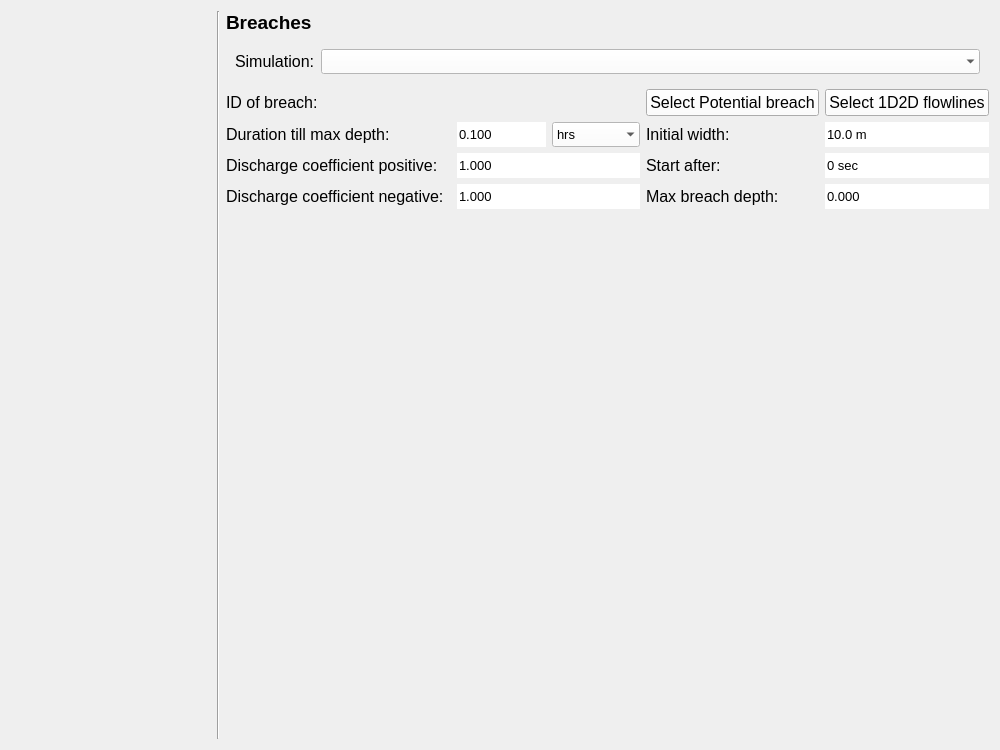
This is threedi_models_and_simulations/ui/simulation_wizard/page_breaches.ui in nens/threedi-api-qgis-client as Qt 5 draws it before an edit. The edited form follows.
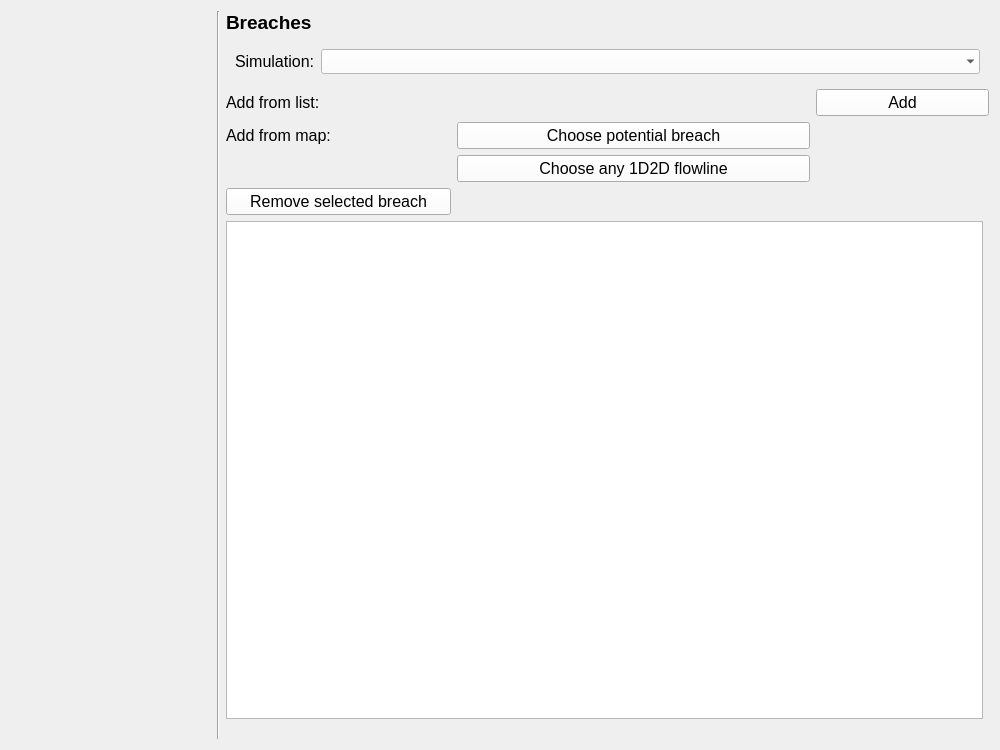
This is the edited form.

Commit message: Work on UX improvements for selecting breaches.

The edit to the form file:
```diff
--- a/threedi_models_and_simulations/ui/simulation_wizard/page_breaches.ui
+++ b/threedi_models_and_simulations/ui/simulation_wizard/page_breaches.ui
@@ -89,6 +89,154 @@
      <layout class="QVBoxLayout" name="verticalLayout"/>
     </widget>
    </item>
+   <item row="2" column="2" colspan="2">
+    <layout class="QGridLayout" name="gridLayout_3">
+     <property name="bottomMargin">
+      <number>0</number>
+     </property>
+     <item row="0" column="1" colspan="2">
+      <layout class="QHBoxLayout" name="breach_lout"/>
+     </item>
+     <item row="0" column="3">
+      <widget class="QPushButton" name="pb_add_breach">
+       <property name="font">
+        <font>
+         <family>Segoe UI</family>
+         <pointsize>12</pointsize>
+        </font>
+       </property>
+       <property name="text">
+        <string>Add</string>
+       </property>
+      </widget>
+     </item>
+     <item row="3" column="0">
+      <widget class="QPushButton" name="pb_remove_breach">
+       <property name="font">
+        <font>
+         <family>Segoe UI</family>
+         <pointsize>12</pointsize>
+        </font>
+       </property>
+       <property name="text">
+        <string>Remove selected breach</string>
+       </property>
+      </widget>
+     </item>
+     <item row="0" column="0">
+      <widget class="QLabel" name="label">
+       <property name="sizePolicy">
+        <sizepolicy hsizetype="Preferred" vsizetype="Preferred">
+         <horstretch>0</horstretch>
+         <verstretch>0</verstretch>
+        </sizepolicy>
+       </property>
+       <property name="minimumSize">
+        <size>
+         <width>225</width>
+         <height>25</height>
+        </size>
+       </property>
+       <property name="maximumSize">
+        <size>
+         <width>16777215</width>
+         <height>16777215</height>
+        </size>
+       </property>
+       <property name="font">
+        <font>
+         <family>Segoe UI</family>
+         <pointsize>12</pointsize>
+        </font>
+       </property>
+       <property name="text">
+        <string>Add from list:</string>
+       </property>
+      </widget>
+     </item>
+     <item row="1" column="1" colspan="2">
+      <widget class="QPushButton" name="pb_select_potential_breach">
+       <property name="font">
+        <font>
+         <family>Segoe UI</family>
+         <pointsize>12</pointsize>
+        </font>
+       </property>
+       <property name="text">
+        <string>Choose potential breach</string>
+       </property>
+      </widget>
+     </item>
+     <item row="2" column="1" colspan="2">
+      <widget class="QPushButton" name="pb_select_flowline">
+       <property name="font">
+        <font>
+         <family>Segoe UI</family>
+         <pointsize>12</pointsize>
+        </font>
+       </property>
+       <property name="text">
+        <string>Choose any 1D2D flowline</string>
+       </property>
+      </widget>
+     </item>
+     <item row="1" column="0">
+      <widget class="QLabel" name="label_2">
+       <property name="font">
+        <font>
+         <family>Segoe UI</family>
+         <pointsize>12</pointsize>
+        </font>
+       </property>
+       <property name="text">
+        <string>Add from map:</string>
+       </property>
+      </widget>
+     </item>
+    </layout>
+   </item>
+   <item row="4" column="2" colspan="2">
+    <spacer name="horizontalSpacer_4">
+     <property name="orientation">
+      <enum>Qt::Horizontal</enum>
+     </property>
+     <property name="sizeHint" stdset="0">
+      <size>
+       <width>40</width>
+       <height>20</height>
+      </size>
+     </property>
+    </spacer>
+   </item>
+   <item row="0" column="2">
+    <widget class="QLabel" name="label_9">
+     <property name="font">
+      <font>
+       <family>Segoe UI</family>
+       <pointsize>14</pointsize>
+       <weight>75</weight>
+       <bold>true</bold>
+       <underline>false</underline>
+      </font>
+     </property>
+     <property name="text">
+      <string>Breaches</string>
+     </property>
+    </widget>
+   </item>
+   <item row="0" column="1" rowspan="5">
+    <widget class="Line" name="line">
+     <property name="sizePolicy">
+      <sizepolicy hsizetype="Fixed" vsizetype="Expanding">
+       <horstretch>0</horstretch>
+       <verstretch>0</verstretch>
+      </sizepolicy>
+     </property>
+     <property name="orientation">
+      <enum>Qt::Vertical</enum>
+     </property>
+    </widget>
+   </item>
    <item row="1" column="2" colspan="2">
     <widget class="QWidget" name="simulation_widget" native="true">
      <property name="sizePolicy">
@@ -172,621 +320,8 @@
      </layout>
     </widget>
    </item>
-   <item row="3" column="2" colspan="2">
-    <spacer name="verticalSpacer">
-     <property name="orientation">
-      <enum>Qt::Vertical</enum>
-     </property>
-     <property name="sizeHint" stdset="0">
-      <size>
-       <width>20</width>
-       <height>40</height>
-      </size>
-     </property>
-    </spacer>
-   </item>
-   <item row="0" column="1" rowspan="5">
-    <widget class="Line" name="line">
-     <property name="sizePolicy">
-      <sizepolicy hsizetype="Fixed" vsizetype="Expanding">
-       <horstretch>0</horstretch>
-       <verstretch>0</verstretch>
-      </sizepolicy>
-     </property>
-     <property name="orientation">
-      <enum>Qt::Vertical</enum>
-     </property>
-    </widget>
-   </item>
-   <item row="0" column="2">
-    <widget class="QLabel" name="label_9">
-     <property name="font">
-      <font>
-       <family>Segoe UI</family>
-       <pointsize>14</pointsize>
-       <weight>75</weight>
-       <bold>true</bold>
-       <underline>false</underline>
-      </font>
-     </property>
-     <property name="text">
-      <string>Breaches</string>
-     </property>
-    </widget>
-   </item>
-   <item row="2" column="2" colspan="2">
-    <layout class="QGridLayout" name="gridLayout_3">
-     <property name="bottomMargin">
-      <number>0</number>
-     </property>
-     <item row="0" column="0">
-      <widget class="QLabel" name="label">
-       <property name="sizePolicy">
-        <sizepolicy hsizetype="Preferred" vsizetype="Preferred">
-         <horstretch>0</horstretch>
-         <verstretch>0</verstretch>
-        </sizepolicy>
-       </property>
-       <property name="minimumSize">
-        <size>
-         <width>225</width>
-         <height>25</height>
-        </size>
-       </property>
-       <property name="maximumSize">
-        <size>
-         <width>16777215</width>
-         <height>16777215</height>
-        </size>
-       </property>
-       <property name="font">
-        <font>
-         <family>Segoe UI</family>
-         <pointsize>12</pointsize>
-        </font>
-       </property>
-       <property name="text">
-        <string>ID of breach:</string>
-       </property>
-      </widget>
-     </item>
-     <item row="0" column="4">
-      <widget class="QPushButton" name="pb_select_flowline">
-       <property name="font">
-        <font>
-         <family>Segoe UI</family>
-         <pointsize>12</pointsize>
-        </font>
-       </property>
-       <property name="text">
-        <string>Select 1D2D flowlines</string>
-       </property>
-      </widget>
-     </item>
-     <item row="2" column="3">
-      <widget class="QLabel" name="label_3">
-       <property name="sizePolicy">
-        <sizepolicy hsizetype="Preferred" vsizetype="Preferred">
-         <horstretch>150</horstretch>
-         <verstretch>25</verstretch>
-        </sizepolicy>
-       </property>
-       <property name="minimumSize">
-        <size>
-         <width>0</width>
-         <height>25</height>
-        </size>
-       </property>
-       <property name="maximumSize">
-        <size>
-         <width>16777215</width>
-         <height>16777215</height>
-        </size>
-       </property>
-       <property name="font">
-        <font>
-         <family>Segoe UI</family>
-         <pointsize>12</pointsize>
-        </font>
-       </property>
-       <property name="text">
-        <string>Start after:</string>
-       </property>
-      </widget>
-     </item>
-     <item row="1" column="3">
-      <widget class="QLabel" name="label_4">
-       <property name="sizePolicy">
-        <sizepolicy hsizetype="Preferred" vsizetype="Preferred">
-         <horstretch>150</horstretch>
-         <verstretch>25</verstretch>
-        </sizepolicy>
-       </property>
-       <property name="minimumSize">
-        <size>
-         <width>0</width>
-         <height>25</height>
-        </size>
-       </property>
-       <property name="maximumSize">
-        <size>
-         <width>16777215</width>
-         <height>16777215</height>
-        </size>
-       </property>
-       <property name="font">
-        <font>
-         <family>Segoe UI</family>
-         <pointsize>12</pointsize>
-        </font>
-       </property>
-       <property name="text">
-        <string>Initial width:</string>
-       </property>
-      </widget>
-     </item>
-     <item row="0" column="1" colspan="2">
-      <layout class="QHBoxLayout" name="breach_lout"/>
-     </item>
-     <item row="3" column="1" colspan="2">
-      <widget class="QDoubleSpinBox" name="sb_discharge_coefficient_negative">
-       <property name="sizePolicy">
-        <sizepolicy hsizetype="Minimum" vsizetype="Fixed">
-         <horstretch>150</horstretch>
-         <verstretch>0</verstretch>
-        </sizepolicy>
-       </property>
-       <property name="minimumSize">
-        <size>
-         <width>0</width>
-         <height>25</height>
-        </size>
-       </property>
-       <property name="maximumSize">
-        <size>
-         <width>16777215</width>
-         <height>16777215</height>
-        </size>
-       </property>
-       <property name="styleSheet">
-        <string notr="true">QDoubleSpinBox {background-color: white;}</string>
-       </property>
-       <property name="frame">
-        <bool>false</bool>
-       </property>
-       <property name="buttonSymbols">
-        <enum>QAbstractSpinBox::NoButtons</enum>
-       </property>
-       <property name="decimals">
-        <number>3</number>
-       </property>
-       <property name="maximum">
-        <double>100000000000000000.000000000000000</double>
-       </property>
-       <property name="value">
-        <double>1.000000000000000</double>
-       </property>
-      </widget>
-     </item>
-     <item row="2" column="4">
-      <widget class="QSpinBox" name="sp_start_after">
-       <property name="sizePolicy">
-        <sizepolicy hsizetype="Minimum" vsizetype="Fixed">
-         <horstretch>150</horstretch>
-         <verstretch>0</verstretch>
-        </sizepolicy>
-       </property>
-       <property name="minimumSize">
-        <size>
-         <width>0</width>
-         <height>25</height>
-        </size>
-       </property>
-       <property name="maximumSize">
-        <size>
-         <width>16777215</width>
-         <height>16777215</height>
-        </size>
-       </property>
-       <property name="font">
-        <font>
-         <family>Segoe UI</family>
-         <pointsize>10</pointsize>
-        </font>
-       </property>
-       <property name="styleSheet">
-        <string notr="true">QSpinBox {background-color: white;}</string>
-       </property>
-       <property name="frame">
-        <bool>false</bool>
-       </property>
-       <property name="alignment">
-        <set>Qt::AlignLeading|Qt::AlignLeft|Qt::AlignVCenter</set>
-       </property>
-       <property name="buttonSymbols">
-        <enum>QAbstractSpinBox::NoButtons</enum>
-       </property>
-       <property name="suffix">
-        <string> sec</string>
-       </property>
-       <property name="maximum">
-        <number>999999999</number>
-       </property>
-      </widget>
-     </item>
-     <item row="3" column="0">
-      <widget class="QLabel" name="label_7">
-       <property name="sizePolicy">
-        <sizepolicy hsizetype="Preferred" vsizetype="Preferred">
-         <horstretch>225</horstretch>
-         <verstretch>25</verstretch>
-        </sizepolicy>
-       </property>
-       <property name="minimumSize">
-        <size>
-         <width>0</width>
-         <height>25</height>
-        </size>
-       </property>
-       <property name="font">
-        <font>
-         <family>Segoe UI</family>
-         <pointsize>12</pointsize>
-        </font>
-       </property>
-       <property name="text">
-        <string>Discharge coefficient negative:</string>
-       </property>
-      </widget>
-     </item>
-     <item row="1" column="4">
-      <widget class="QDoubleSpinBox" name="sb_width">
-       <property name="sizePolicy">
-        <sizepolicy hsizetype="Minimum" vsizetype="Fixed">
-         <horstretch>150</horstretch>
-         <verstretch>0</verstretch>
-        </sizepolicy>
-       </property>
-       <property name="minimumSize">
-        <size>
-         <width>0</width>
-         <height>25</height>
-        </size>
-       </property>
-       <property name="maximumSize">
-        <size>
-         <width>16777215</width>
-         <height>16777215</height>
-        </size>
-       </property>
-       <property name="font">
-        <font>
-         <family>Segoe UI</family>
-         <pointsize>10</pointsize>
-        </font>
-       </property>
-       <property name="styleSheet">
-        <string notr="true">QDoubleSpinBox {background-color: white;}</string>
-       </property>
-       <property name="frame">
-        <bool>false</bool>
-       </property>
-       <property name="buttonSymbols">
-        <enum>QAbstractSpinBox::NoButtons</enum>
-       </property>
-       <property name="suffix">
-        <string> m</string>
-       </property>
-       <property name="decimals">
-        <number>1</number>
-       </property>
-       <property name="maximum">
-        <double>100000000000000000620008645040778319495168.000000000000000</double>
-       </property>
-       <property name="value">
-        <double>10.000000000000000</double>
-       </property>
-      </widget>
-     </item>
-     <item row="2" column="1" colspan="2">
-      <widget class="QDoubleSpinBox" name="sb_discharge_coefficient_positive">
-       <property name="sizePolicy">
-        <sizepolicy hsizetype="Minimum" vsizetype="Fixed">
-         <horstretch>150</horstretch>
-         <verstretch>0</verstretch>
-        </sizepolicy>
-       </property>
-       <property name="minimumSize">
-        <size>
-         <width>0</width>
-         <height>25</height>
-        </size>
-       </property>
-       <property name="maximumSize">
-        <size>
-         <width>16777215</width>
-         <height>16777215</height>
-        </size>
-       </property>
-       <property name="styleSheet">
-        <string notr="true">QDoubleSpinBox {background-color: white;}</string>
-       </property>
-       <property name="frame">
-        <bool>false</bool>
-       </property>
-       <property name="buttonSymbols">
-        <enum>QAbstractSpinBox::NoButtons</enum>
-       </property>
-       <property name="decimals">
-        <number>3</number>
-       </property>
-       <property name="maximum">
-        <double>100000000000000000.000000000000000</double>
-       </property>
-       <property name="value">
-        <double>1.000000000000000</double>
-       </property>
-      </widget>
-     </item>
-     <item row="3" column="4">
-      <widget class="QDoubleSpinBox" name="sb_max_breach_depth">
-       <property name="sizePolicy">
-        <sizepolicy hsizetype="Minimum" vsizetype="Fixed">
-         <horstretch>150</horstretch>
-         <verstretch>0</verstretch>
-        </sizepolicy>
-       </property>
-       <property name="minimumSize">
-        <size>
-         <width>0</width>
-         <height>25</height>
-        </size>
-       </property>
-       <property name="maximumSize">
-        <size>
-         <width>16777215</width>
-         <height>16777215</height>
-        </size>
-       </property>
-       <property name="font">
-        <font>
-         <family>Segoe UI</family>
-         <pointsize>10</pointsize>
-        </font>
-       </property>
-       <property name="styleSheet">
-        <string notr="true">QDoubleSpinBox {background-color: white;}</string>
-       </property>
-       <property name="frame">
-        <bool>false</bool>
-       </property>
-       <property name="buttonSymbols">
-        <enum>QAbstractSpinBox::NoButtons</enum>
-       </property>
-       <property name="decimals">
-        <number>3</number>
-       </property>
-       <property name="maximum">
-        <double>100000000000000000.000000000000000</double>
-       </property>
-      </widget>
-     </item>
-     <item row="1" column="1">
-      <widget class="QDoubleSpinBox" name="sb_duration">
-       <property name="sizePolicy">
-        <sizepolicy hsizetype="Expanding" vsizetype="Preferred">
-         <horstretch>95</horstretch>
-         <verstretch>0</verstretch>
-        </sizepolicy>
-       </property>
-       <property name="minimumSize">
-        <size>
-         <width>0</width>
-         <height>25</height>
-        </size>
-       </property>
-       <property name="maximumSize">
-        <size>
-         <width>16777215</width>
-         <height>16777215</height>
-        </size>
-       </property>
-       <property name="font">
-        <font>
-         <family>Segoe UI</family>
-         <pointsize>10</pointsize>
-        </font>
-       </property>
-       <property name="styleSheet">
-        <string notr="true">QDoubleSpinBox {background-color: white;}</string>
-       </property>
-       <property name="frame">
-        <bool>false</bool>
-       </property>
-       <property name="buttonSymbols">
-        <enum>QAbstractSpinBox::NoButtons</enum>
-       </property>
-       <property name="decimals">
-        <number>3</number>
-       </property>
-       <property name="maximum">
-        <double>9999999999999999455752309870428160.000000000000000</double>
-       </property>
-       <property name="value">
-        <double>0.100000000000000</double>
-       </property>
-      </widget>
-     </item>
-     <item row="1" column="0">
-      <widget class="QLabel" name="label_2">
-       <property name="sizePolicy">
-        <sizepolicy hsizetype="Preferred" vsizetype="Preferred">
-         <horstretch>225</horstretch>
-         <verstretch>25</verstretch>
-        </sizepolicy>
-       </property>
-       <property name="minimumSize">
-        <size>
-         <width>0</width>
-         <height>25</height>
-        </size>
-       </property>
-       <property name="maximumSize">
-        <size>
-         <width>16777215</width>
-         <height>16777215</height>
-        </size>
-       </property>
-       <property name="font">
-        <font>
-         <family>Segoe UI</family>
-         <pointsize>12</pointsize>
-        </font>
-       </property>
-       <property name="text">
-        <string>Duration till max depth:</string>
-       </property>
-      </widget>
-     </item>
-     <item row="3" column="3">
-      <widget class="QLabel" name="label_8">
-       <property name="sizePolicy">
-        <sizepolicy hsizetype="Preferred" vsizetype="Preferred">
-         <horstretch>150</horstretch>
-         <verstretch>25</verstretch>
-        </sizepolicy>
-       </property>
-       <property name="minimumSize">
-        <size>
-         <width>0</width>
-         <height>25</height>
-        </size>
-       </property>
-       <property name="font">
-        <font>
-         <family>Segoe UI</family>
-         <pointsize>12</pointsize>
-        </font>
-       </property>
-       <property name="text">
-        <string>Max breach depth:</string>
-       </property>
-      </widget>
-     </item>
-     <item row="4" column="1">
-      <spacer name="verticalSpacer_2">
-       <property name="orientation">
-        <enum>Qt::Vertical</enum>
-       </property>
-       <property name="sizeHint" stdset="0">
-        <size>
-         <width>20</width>
-         <height>40</height>
-        </size>
-       </property>
-      </spacer>
-     </item>
-     <item row="1" column="2">
-      <widget class="QComboBox" name="dd_units">
-       <property name="sizePolicy">
-        <sizepolicy hsizetype="Minimum" vsizetype="Preferred">
-         <horstretch>50</horstretch>
-         <verstretch>0</verstretch>
-        </sizepolicy>
-       </property>
-       <property name="minimumSize">
-        <size>
-         <width>0</width>
-         <height>25</height>
-        </size>
-       </property>
-       <property name="maximumSize">
-        <size>
-         <width>16777215</width>
-         <height>16777215</height>
-        </size>
-       </property>
-       <property name="font">
-        <font>
-         <family>Segoe UI</family>
-         <pointsize>10</pointsize>
-        </font>
-       </property>
-       <property name="styleSheet">
-        <string notr="true">QComboBox {background-color:white; selection-background-color: lightgray;}</string>
-       </property>
-       <property name="frame">
-        <bool>false</bool>
-       </property>
-       <item>
-        <property name="text">
-         <string>hrs</string>
-        </property>
-       </item>
-       <item>
-        <property name="text">
-         <string>mins</string>
-        </property>
-       </item>
-       <item>
-        <property name="text">
-         <string>s</string>
-        </property>
-       </item>
-      </widget>
-     </item>
-     <item row="2" column="0">
-      <widget class="QLabel" name="label_6">
-       <property name="sizePolicy">
-        <sizepolicy hsizetype="Preferred" vsizetype="Preferred">
-         <horstretch>225</horstretch>
-         <verstretch>25</verstretch>
-        </sizepolicy>
-       </property>
-       <property name="minimumSize">
-        <size>
-         <width>0</width>
-         <height>25</height>
-        </size>
-       </property>
-       <property name="font">
-        <font>
-         <family>Segoe UI</family>
-         <pointsize>12</pointsize>
-        </font>
-       </property>
-       <property name="text">
-        <string>Discharge coefficient positive:</string>
-       </property>
-      </widget>
-     </item>
-     <item row="0" column="3">
-      <widget class="QPushButton" name="pb_select_breach">
-       <property name="font">
-        <font>
-         <family>Segoe UI</family>
-         <pointsize>12</pointsize>
-        </font>
-       </property>
-       <property name="text">
-        <string>Select Potential breach</string>
-       </property>
-      </widget>
-     </item>
-    </layout>
-   </item>
-   <item row="4" column="2" colspan="2">
-    <spacer name="horizontalSpacer_4">
-     <property name="orientation">
-      <enum>Qt::Horizontal</enum>
-     </property>
-     <property name="sizeHint" stdset="0">
-      <size>
-       <width>40</width>
-       <height>20</height>
-      </size>
-     </property>
-    </spacer>
+   <item row="3" column="2">
+    <widget class="QTreeView" name="breaches_tv"/>
    </item>
   </layout>
  </widget>
```
Left out of the diff: 4 changed lines with no effect on the pictures. The commit also changes 5 other files.
